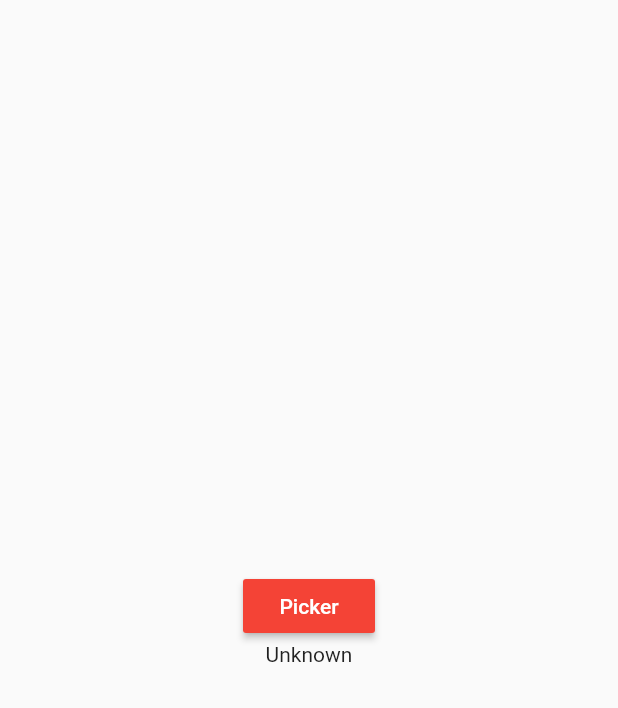
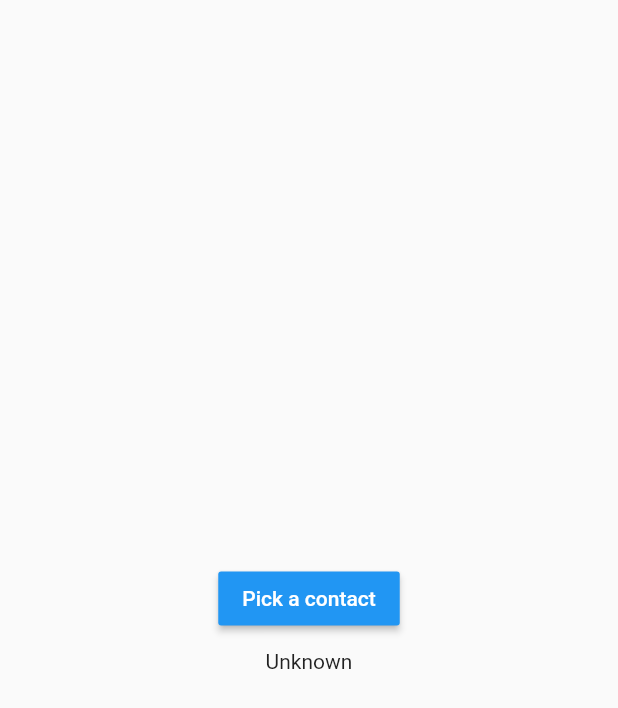
Before and after one commit to FlutterTanzania/native-conctact-picker, a Flutter app: the screen it shows after launch, on a phone screen of 412 x 824 dp. Shown: the top 708 px of the screen. Run offline on Flutter 3.47's test engine with Material 2 defaults, Android fonts, the phone set to English and light mode, and no system bars.

Commit message:
Project finish up

```diff
--- a/lib/home.dart
+++ b/lib/home.dart
@@ -18,12 +18,15 @@ class _HomePageState extends State<HomePage> {
           mainAxisAlignment: MainAxisAlignment.center,
           children: [
             MaterialButton(
-              color: Colors.red,
+              color: Colors.blue,
               textColor: Colors.white,
-              child: const Text('Picker'),
+              child: const Text('Pick a contact'),
               onPressed: () => _getAContact(),
             ),
-            Text(_contact ?? '')
+            const SizedBox(
+              height: 10,
+            ),
+            Text(_contact)
           ],
         ),
       ),
```
Also changed, not shown: 1 other file.
